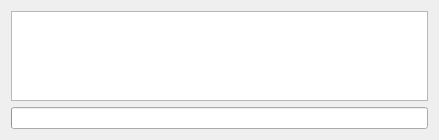
The window that ui/messageswidget.ui (massaraksh-yandex/thesis) describes before a commit, drawn with Qt 5.
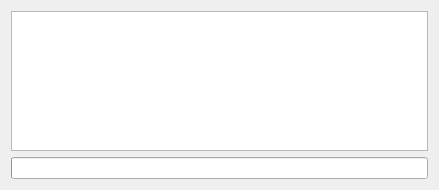
The same window after the commit.

```diff
--- a/ui/messageswidget.ui
+++ b/ui/messageswidget.ui
@@ -7,7 +7,7 @@
     <x>0</x>
     <y>0</y>
     <width>439</width>
-    <height>140</height>
+    <height>190</height>
    </rect>
   </property>
   <property name="sizePolicy">
@@ -19,7 +19,7 @@
   <property name="maximumSize">
    <size>
     <width>16777215</width>
-    <height>140</height>
+    <height>16777215</height>
    </size>
   </property>
   <property name="windowTitle">
```
